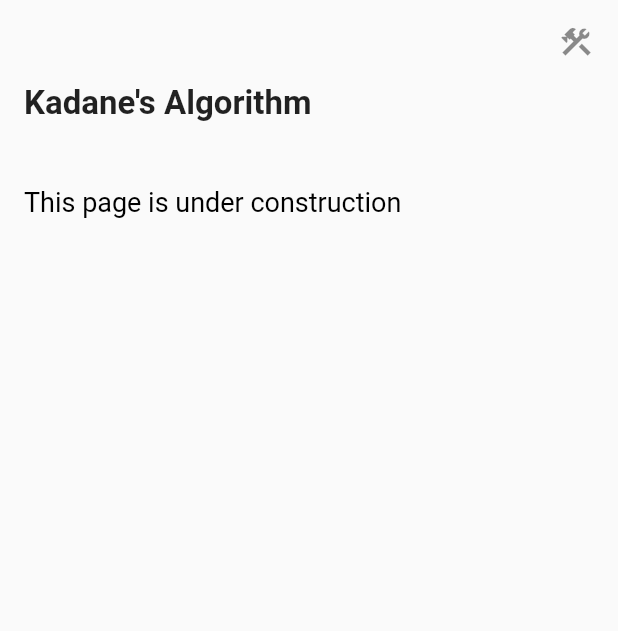
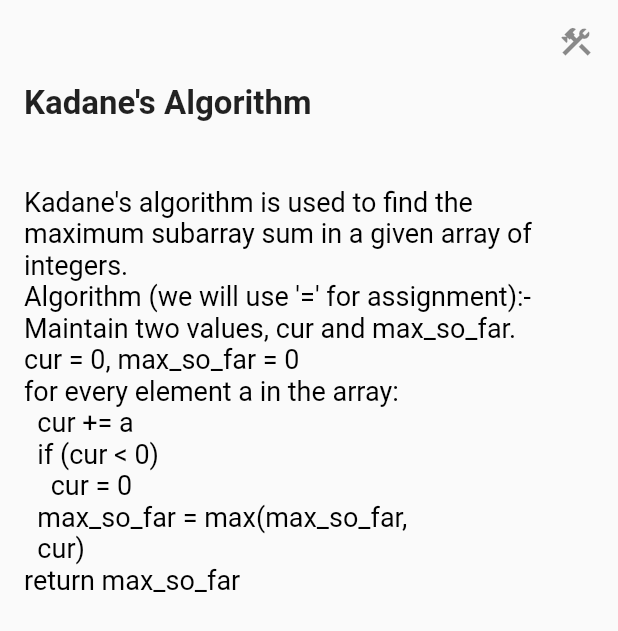
Before and after one commit to Moaaz-Mahmoud/ITI_Winter_Training_2021_Flutter, a Flutter app: the Kadane screen opened directly, on a phone screen of 412 x 824 dp. Shown: the top 631 px of the screen. Run offline on Flutter 3.47's test engine with Material 2 defaults, Android fonts, the phone set to English and light mode, and no system bars.

Commit message:
Final edit

```diff
--- a/dsa_quick_reference/lib/home/algorithms/kadane_desc.dart
+++ b/dsa_quick_reference/lib/home/algorithms/kadane_desc.dart
@@ -11,8 +11,19 @@ class Kadane extends StatelessWidget{
         style: TextStyle(fontSize: 22, fontWeight: FontWeight.bold),
       ),
       subtitle: (Text(
-        "\n\n"
-            "This page is under construction",
+        "\n\n"+
+            "Kadane's algorithm is used to find the maximum subarray sum "+
+            "in a given array of integers.\n"+
+            "Algorithm (we will use '=' for assignment):-"+
+            "Maintain two values, cur and max_so_far.\n"+
+            "cur = 0, max_so_far = 0\n"+
+            "for every element a in the array:\n"+
+            "\t\tcur += a\n"+
+            "\t\tif (cur < 0)\n"+
+            "\t\t\t\tcur = 0\n"+
+            "\t\tmax_so_far = max(max_so_far,\n\t\tcur)\n"+
+            "return max_so_far"
+        ,
         style: TextStyle(fontSize: 18, color: Colors.black),
       )
       ),),);
--- a/dsa_quick_reference/lib/home/main_page.dart
+++ b/dsa_quick_reference/lib/home/main_page.dart
@@ -95,6 +95,11 @@ class MainPage extends StatelessWidget {
                                                       color: Colors.black,
                                                       fontWeight: FontWeight.bold)),
                           ),
+                          Center(
+                            child: Text('\nSwipe left to get started.',
+                              style: TextStyle(fontSize: 16)
+                            ),
+                          )
                         ],
                       ),
                       ListView(children: [
```
